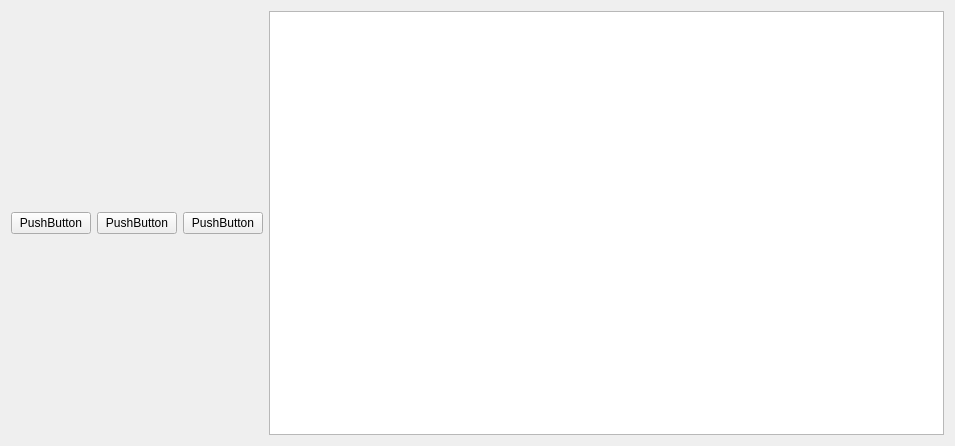
Qt form project/test2/widget.ui (Clara-breado/dynamic_encode) before a commit.
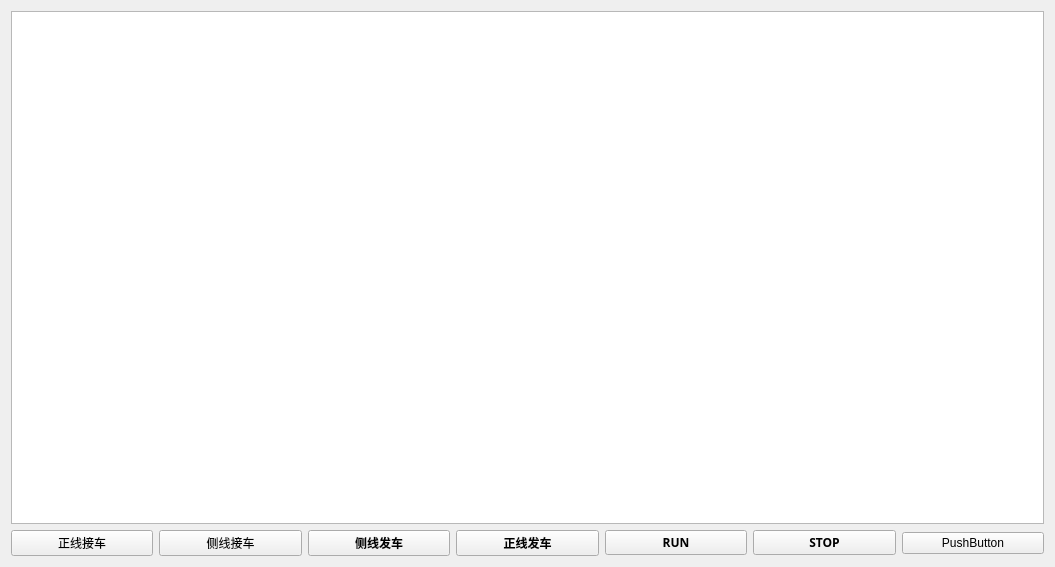
The same form after that commit.

Diff of the .ui file:
```diff
--- a/project/test2/widget.ui
+++ b/project/test2/widget.ui
@@ -6,37 +6,97 @@
    <rect>
     <x>0</x>
     <y>0</y>
-    <width>955</width>
-    <height>446</height>
+    <width>1055</width>
+    <height>567</height>
    </rect>
   </property>
   <property name="windowTitle">
    <string>Widget</string>
   </property>
+  <layout class="QVBoxLayout" name="verticalLayout">
+   <item>
+    <widget class="QGraphicsView" name="graphicsView"/>
+   </item>
+   <item>
   <layout class="QHBoxLayout" name="horizontalLayout">
    <item>
-    <widget class="QPushButton" name="pushButton">
+      <widget class="QPushButton" name="zx_recieve">
      <property name="text">
-      <string>PushButton</string>
+        <string>正线接车</string>
+       </property>
+      </widget>
+     </item>
+     <item>
+      <widget class="QPushButton" name="cx_recieve">
+       <property name="text">
+        <string>侧线接车</string>
+       </property>
+      </widget>
+     </item>
+     <item>
+      <widget class="QPushButton" name="cx_send">
+       <property name="font">
+        <font>
+         <family>等线</family>
+         <weight>75</weight>
+         <bold>true</bold>
+        </font>
+       </property>
+       <property name="text">
+        <string>侧线发车</string>
+       </property>
+      </widget>
+     </item>
+     <item>
+      <widget class="QPushButton" name="zx_send">
+       <property name="font">
+        <font>
+         <family>等线</family>
+         <weight>75</weight>
+         <bold>true</bold>
+        </font>
+       </property>
+       <property name="text">
+        <string>正线发车</string>
      </property>
     </widget>
    </item>
    <item>
     <widget class="QPushButton" name="start_btn">
+       <property name="font">
+        <font>
+         <family>Bahnschrift SemiBold</family>
+         <weight>75</weight>
+         <bold>true</bold>
+        </font>
+       </property>
      <property name="text">
-      <string>PushButton</string>
+        <string>RUN</string>
      </property>
     </widget>
    </item>
    <item>
     <widget class="QPushButton" name="stop_btn">
+       <property name="font">
+        <font>
+         <family>Bahnschrift SemiBold</family>
+         <weight>75</weight>
+         <bold>true</bold>
+        </font>
+       </property>
      <property name="text">
-      <string>PushButton</string>
+        <string>STOP</string>
      </property>
     </widget>
    </item>
    <item>
-    <widget class="QGraphicsView" name="graphicsView"/>
+      <widget class="QPushButton" name="pushButton">
+       <property name="text">
+        <string>PushButton</string>
+       </property>
+      </widget>
+     </item>
+    </layout>
    </item>
   </layout>
  </widget>
```
Lines whose indentation alone changed are shown as unchanged.
